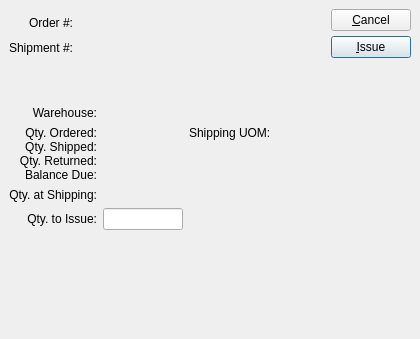
Old version of the form guiclient/issueLineToShipping.ui in the repository Pegasus-RPG/xtuple-client.
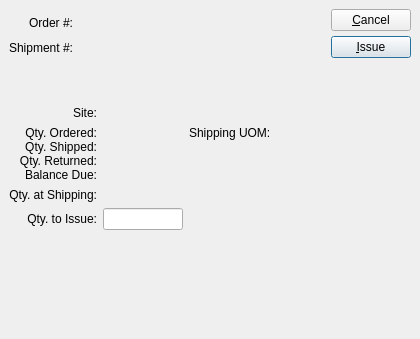
New version of the form. Custom widgets are drawn as their Qt base class.

Commit message: issue #6692:first pass for changing "Warehouse" to "Site"

The edit to the form file:
```diff
--- a/guiclient/issueLineToShipping.ui
+++ b/guiclient/issueLineToShipping.ui
@@ -305,7 +305,7 @@
          <item row="0" column="0" >
           <widget class="QLabel" name="_warehouseLit" >
            <property name="text" >
-            <string>Warehouse:</string>
+            <string>Site:</string>
            </property>
            <property name="alignment" >
             <set>Qt::AlignRight|Qt::AlignTrailing|Qt::AlignVCenter</set>
```
The commit also changes 201 other files.
